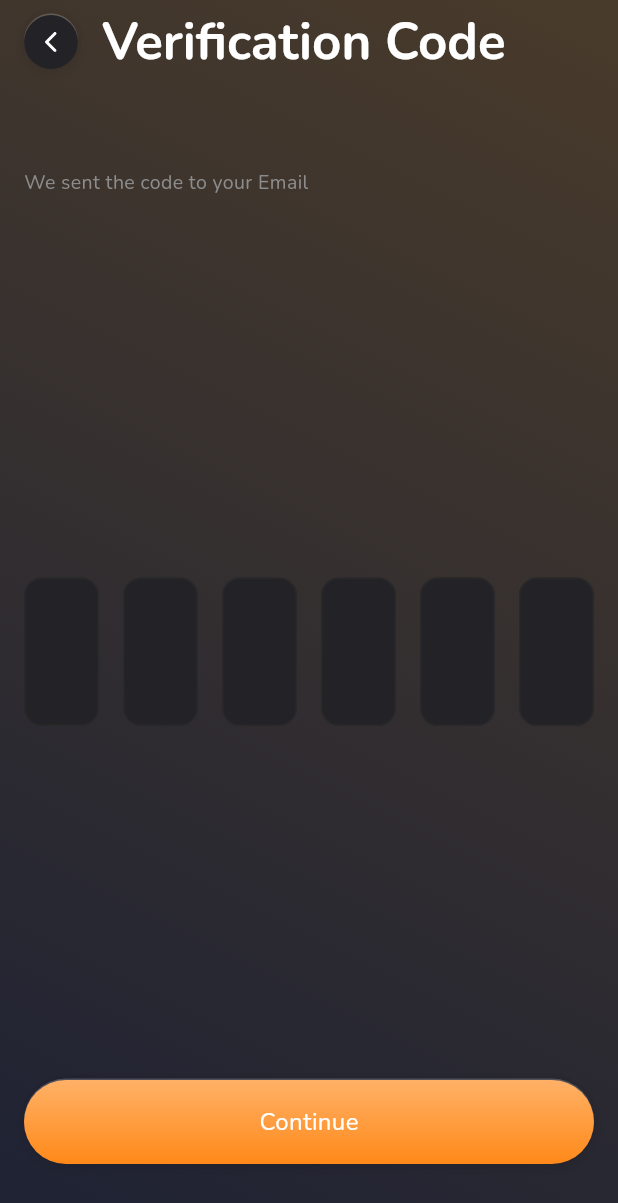
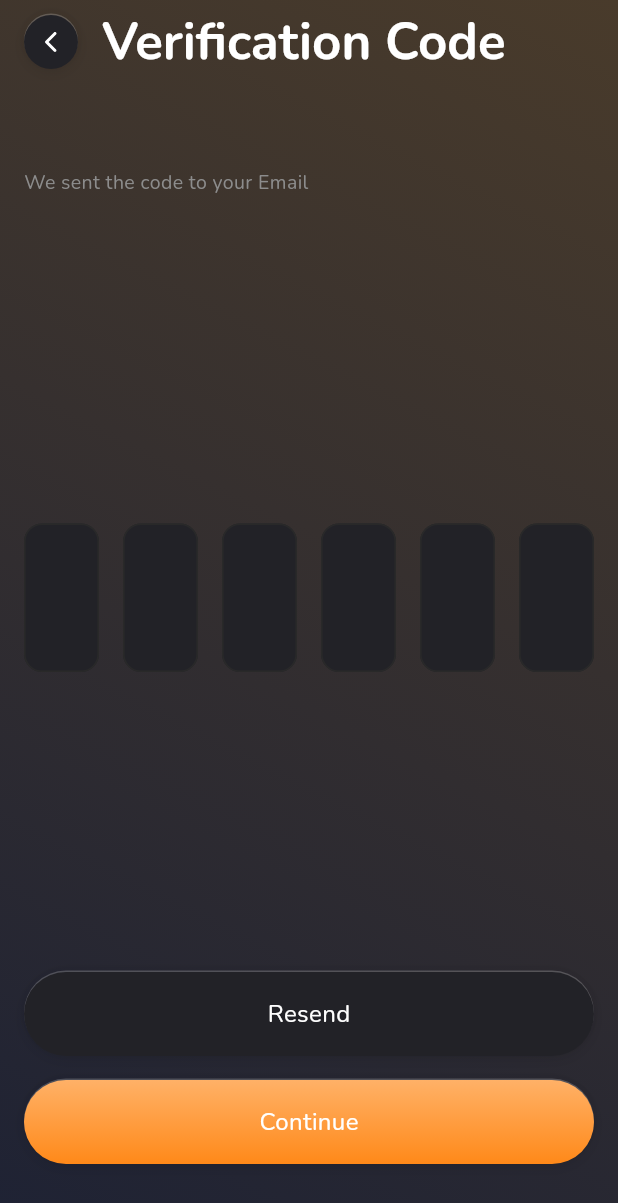
Before and after one commit to GetGoal/GetGoal-mobile, a Flutter app: the VerificationPage screen opened by its route, on a phone screen of 412 x 824 dp. Shown: the top 1203 px of the screen. Run offline on Flutter 3.47's test engine with Material 3 defaults, Android fonts, the light colour scheme and no system bars; our stand-ins replace bloc, cached_network_image, dio, dotted_border, firebase_auth, firebase_core and 18 more; missing offline and left inert: firebase_app_check; accounts and stored records are empty; generated files the repository leaves out were written again.

Commit message:
Update resend button

```diff
--- a/lib/src/features/auth/presentation/screens/verification/verification_page.dart
+++ b/lib/src/features/auth/presentation/screens/verification/verification_page.dart
@@ -221,13 +221,13 @@ class _VerificationPageState extends State<VerificationPage> {
   Widget _verificationButton() {
     return Column(
       children: [
-        // MainButton(
-        //   buttonText: 'Resend (60s)',
-        //   buttonColor: AppColors.white,
-        //   bottonStock: AppColors.stock,
-        //   onTap: () {},
-        // ),
-        // const SizedBox(height: 16),
+        MainButton(
+          buttonText: 'Resend',
+          buttonColor: [AppColors.secondary, AppColors.secondary],
+          isHaveBoxShadow: true,
+          onTap: () {},
+        ),
+        const SizedBox(height: 16),
         MainButton(
           buttonText: 'Continue',
           onTap: () {
```
